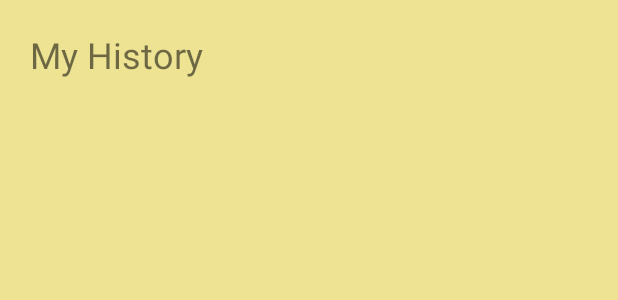
After one commit to iamteerawut/se_project, an Android app: the layout fragment_history.xml on its own in the app's theme, with its tools: preview values and no code run, on a phone screen of 412 x 824 dp. The commit adds this screen. Shown: the top 300 px of the screen. Run offline under Robolectric (Android 15) with nearby library versions, the phone set to English and light mode, and no system bars.

Commit message:
Add history page

```diff
--- a/Pillminder/app/src/main/java/com/se/pillminder/MainActivity.java
+++ b/Pillminder/app/src/main/java/com/se/pillminder/MainActivity.java
@@ -3,7 +3,6 @@ package com.se.pillminder;
 import android.os.Bundle;
 import android.support.annotation.NonNull;
 import android.support.design.widget.BottomNavigationView;
-import android.support.v4.app.FragmentTransaction;
 import android.support.v7.app.AppCompatActivity;
 import android.view.MenuItem;
 
@@ -20,6 +19,9 @@ public class MainActivity extends AppCompatActivity {
                     return true;
                 case R.id.navigation_alert:
                     getSupportFragmentManager().beginTransaction().replace(R.id.fragment_container, AlertFragment.newInstance()).commit();
+                    return true;
+                case R.id.navigation_history:
+                    getSupportFragmentManager().beginTransaction().replace(R.id.fragment_container, HistoryFragment.newInstance()).commit();
                     return true;
                 case R.id.navigation_setting:
                     getSupportFragmentManager().beginTransaction().replace(R.id.fragment_container, SettingFragment.newInstance()).commit();
--- a/Pillminder/app/src/main/res/layout/fragment_alert.xml
+++ b/Pillminder/app/src/main/res/layout/fragment_alert.xml
@@ -16,7 +16,7 @@
             android:layout_marginLeft="20dp"
             android:textSize="24sp"
             android:textColor="#4a4a4a"
-            android:text="My Alarms"
+            android:text="My Alarm"
             android:layout_width="wrap_content"
             android:layout_height="wrap_content" />
 
--- /dev/null
+++ b/Pillminder/app/src/main/res/layout/fragment_history.xml
@@ -0,0 +1,23 @@
+<FrameLayout xmlns:android="http://schemas.android.com/apk/res/android"
+    xmlns:tools="http://schemas.android.com/tools"
+    android:layout_width="match_parent"
+    android:layout_height="match_parent"
+    tools:context="com.se.pillminder.HistoryFragment">
+
+    <!-- TODO: Update blank fragment layout -->
+    <LinearLayout
+        android:background="#ede393"
+        android:layout_width="match_parent"
+        android:layout_height="match_parent">
+
+        <TextView
+            android:id="@+id/content"
+            android:layout_marginTop="20dp"
+            android:layout_marginLeft="20dp"
+            android:textSize="24sp"
+            android:text="My History"
+            android:layout_width="match_parent"
+            android:layout_height="match_parent" />
+    </LinearLayout>
+
+</FrameLayout>
```
Also changed, not shown: Pillminder/app/src/main/java/com/se/pillminder/HistoryFragment.java (added, +36 -0 lines), Pillminder/app/src/main/res/layout/fragment_pill.xml (+6 -8 lines), Pillminder/app/src/main/res/menu/navigation.xml (+7 -2 lines), Pillminder/app/src/main/res/drawable/past.png (added).
